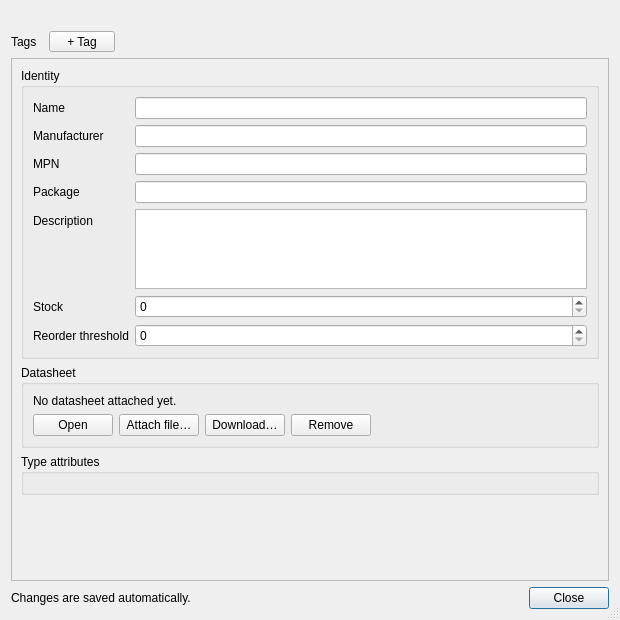
This is examples/PartManagerApp/src/ui/PartManager_PartEditorDialog.ui in KROIA/PartManager as Qt 5 draws it before an edit. The edited form follows.
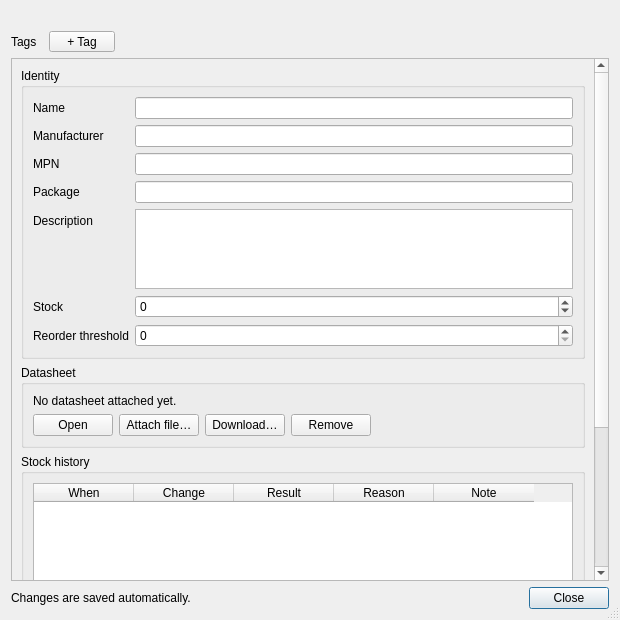
This is the edited form.

Commit message: add restock, take-out and stock history to the app

What changed in the file:
```diff
--- a/examples/PartManagerApp/src/ui/PartManager_PartEditorDialog.ui
+++ b/examples/PartManagerApp/src/ui/PartManager_PartEditorDialog.ui
@@ -172,6 +172,9 @@
           </item>
           <item row="5" column="1">
            <widget class="QSpinBox" name="stockSpin">
+            <property name="minimum">
+             <number>-100000000</number>
+            </property>
             <property name="maximum">
              <number>100000000</number>
             </property>
@@ -270,6 +273,65 @@
          </layout>
         </widget>
        </item>
+       <item>
+        <widget class="QGroupBox" name="stockHistoryGroup">
+         <property name="title">
+          <string>Stock history</string>
+         </property>
+         <layout class="QVBoxLayout" name="stockHistoryLayout">
+          <item>
+           <widget class="QTableWidget" name="historyTable">
+            <property name="minimumSize">
+             <size>
+              <width>0</width>
+              <height>140</height>
+             </size>
+            </property>
+            <property name="alternatingRowColors">
+             <bool>true</bool>
+            </property>
+            <property name="editTriggers">
+             <set>QAbstractItemView::NoEditTriggers</set>
+            </property>
+            <property name="selectionBehavior">
+             <enum>QAbstractItemView::SelectRows</enum>
+            </property>
+            <property name="wordWrap">
+             <bool>false</bool>
+            </property>
+            <attribute name="verticalHeaderVisible">
+             <bool>false</bool>
+            </attribute>
+            <column>
+             <property name="text">
+              <string>When</string>
+             </property>
+            </column>
+            <column>
+             <property name="text">
+              <string>Change</string>
+             </property>
+            </column>
+            <column>
+             <property name="text">
+              <string>Result</string>
+             </property>
+            </column>
+            <column>
+             <property name="text">
+              <string>Reason</string>
+             </property>
+            </column>
+            <column>
+             <property name="text">
+              <string>Note</string>
+             </property>
+            </column>
+           </widget>
+          </item>
+         </layout>
+        </widget>
+       </item>
        <item>
         <widget class="QGroupBox" name="attributeGroup">
          <property name="title">
```
Left out of the diff: 3 changed lines with no effect on the pictures. The commit also changes 12 other files.
